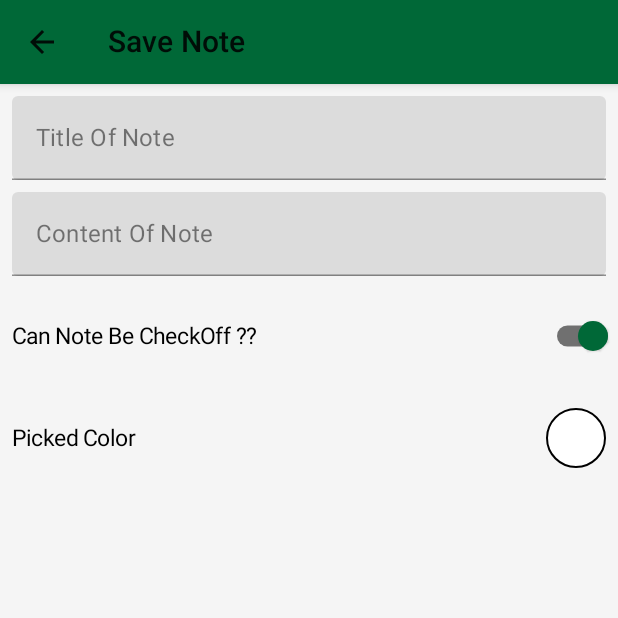
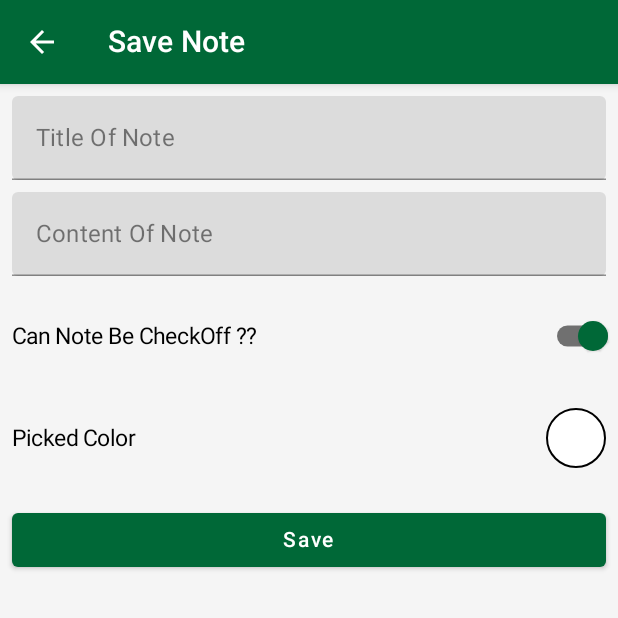
Before and after one commit to AhmedOmara14/JetNotes, an Android app built with Jetpack Compose: the SaveNoteScreen screen opened through its navigation route, on a phone screen of 412 x 824 dp, the top half of it. Run offline under Robolectric (Android 15) with nearby library versions, the phone set to English and light mode, and no system bars; 1 statement that could not run was skipped.

Commit message:
handle Bottom sheet

```diff
--- a/app/src/main/java/com/omaradev/jetnote/ui/save_note/SaveNoteScreen.kt
+++ b/app/src/main/java/com/omaradev/jetnote/ui/save_note/SaveNoteScreen.kt
@@ -13,6 +13,7 @@ import androidx.compose.material.icons.filled.ArrowBack
 import androidx.compose.runtime.Composable
 import androidx.compose.runtime.MutableState
 import androidx.compose.runtime.mutableStateOf
+import androidx.compose.runtime.rememberCoroutineScope
 import androidx.compose.runtime.saveable.rememberSaveable
 import androidx.compose.ui.Alignment
 import androidx.compose.ui.Modifier
@@ -22,27 +23,51 @@ import androidx.compose.ui.text.TextStyle
 import androidx.compose.ui.unit.dp
 import androidx.compose.ui.unit.sp
 import com.omaradev.jetnote.R
+import com.omaradev.jetnote.domain.color.ColorModel
+import kotlinx.coroutines.launch
 
+@OptIn(ExperimentalMaterialApi::class)
 @SuppressLint("UnusedMaterialScaffoldPaddingParameter")
 @Composable
 fun SaveNoteScreen(onClickOnBackIcon: () -> Unit) {
     val titleState = rememberSaveable { mutableStateOf("") }
     val contentState = rememberSaveable { mutableStateOf("") }
     val switchState = rememberSaveable { mutableStateOf(true) }
+    val coroutineScope = rememberCoroutineScope()
+    val pickColorDialogState = rememberModalBottomSheetState(
+        initialValue = ModalBottomSheetValue.Hidden,
+        confirmStateChange = { it != ModalBottomSheetValue.HalfExpanded },
+        skipHalfExpanded = true
+    )
+
+    val colorsPicker: ArrayList<ColorModel> = arrayListOf(
+        ColorModel(0, "Green", R.color.colorPrimary),
+        ColorModel(1, "White", R.color.white),
+        ColorModel(2, "Black", R.color.black),
+        ColorModel(3, "Gray", R.color.gray),
+        ColorModel(4, "Red", R.color.red),
+        ColorModel(5, "Orange", R.color.orange),
+    )
+
+    PickColorDialog(colorsPicker, pickColorDialogState)
 
     Scaffold(
         backgroundColor = colorResource(id = R.color.background_color)
     ) {
         Column {
-            TopAppBar(navigationIcon = {
+            TopAppBar(
+                navigationIcon = {
                     IconButton(onClick = { onClickOnBackIcon() }) {
                         Icon(
                             imageVector = Icons.Filled.ArrowBack, contentDescription = "Arrow Back"
                         )
                     }
-            }, title = {
+                },
+                title = {
                     Text(text = "Save Note")
-            }, backgroundColor = colorResource(id = R.color.colorPrimary)
+                },
+                backgroundColor = colorResource(id = R.color.colorPrimary),
+                contentColor = Color.White
             )
 
             InputText("Title Of Note", titleState)
@@ -97,12 +122,28 @@ fun SaveNoteScreen(onClickOnBackIcon: () -> Unit) {
                     .background(color = colorResource(id = R.color.white), shape = CircleShape)
                     .align(Alignment.CenterEnd)
                     .size(40.dp)
-                    .clickable {}
+                    .clickable {
+                        coroutineScope.launch {
+                            pickColorDialogState.show()
+                        }
+                    }
                     .border(width = 1.dp, color = Color.Black, shape = CircleShape))
             }
 
             Spacer(modifier = Modifier.padding(8.dp))
 
+            Button(
+                onClick = {},
+                modifier = Modifier
+                    .fillMaxWidth()
+                    .padding(start = 8.dp, end = 8.dp),
+                colors = ButtonDefaults.buttonColors(
+                    backgroundColor = colorResource(id = R.color.colorPrimary),
+                    contentColor = Color.White
+                )
+            ) {
+                Text(text = "Save")
+            }
         }
     }
 }
@@ -131,3 +172,24 @@ fun InputText(label: String, inputState: MutableState<String>) {
         ),
     )
 }
+
+@OptIn(ExperimentalMaterialApi::class)
+@Composable
+fun PickColorDialog(
+    colorsPicker: ArrayList<ColorModel>,
+    pickColorDialogState: ModalBottomSheetState
+) {
+    ModalBottomSheetLayout(
+        sheetState = pickColorDialogState,
+        sheetContent = {
+            Column {
+                Text(text = "test")
+                Text(text = "test")
+                Text(text = "test")
+                Text(text = "test")
+            }
+        },
+        sheetBackgroundColor = colorResource(id = R.color.white),
+        sheetShape = RoundedCornerShape(topStart = 10.dp, topEnd = 10.dp)
+    ){}
+}
```
Lines whose indentation alone changed are shown as unchanged.
